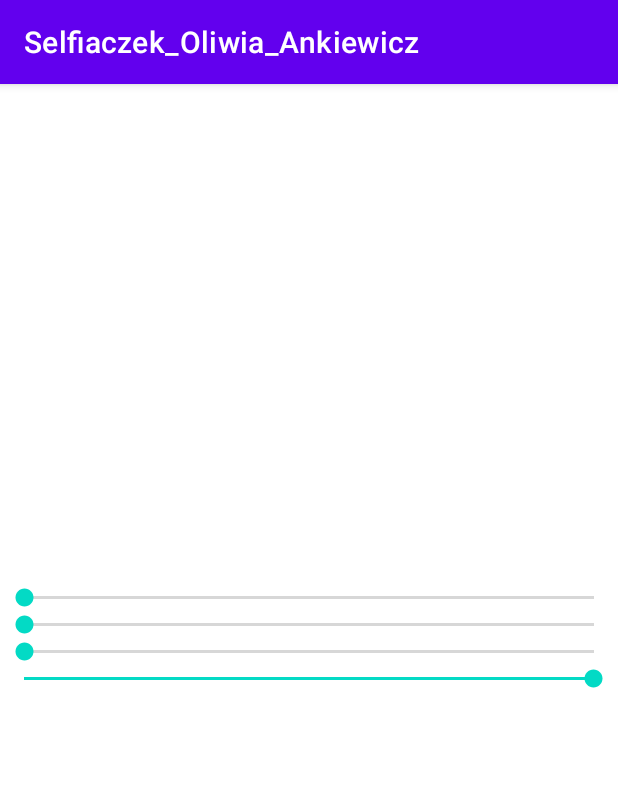
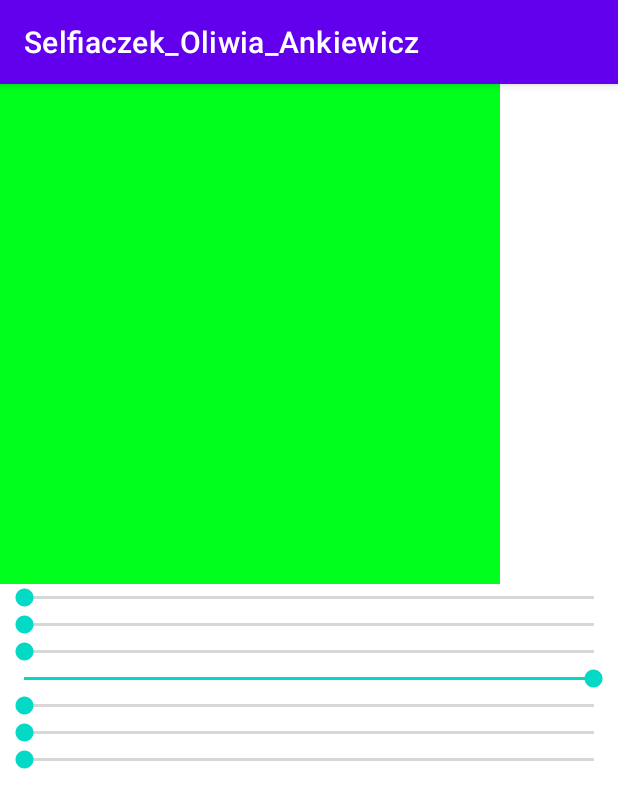
Before and after one commit to Oliwka420/Selfiaczek_Oliwia_Ankiewicz, an Android app: the MainActivity2 screen opened directly, with no data from a screen before it, on a phone screen of 412 x 824 dp. Shown: the top 808 px of the screen. Run offline under Robolectric (Android 15) with nearby library versions, the phone set to English and light mode, and no system bars; 1 statement that could not run was skipped.

Commit message:
Wszystko zrobione, zmienic tylko wyglad graficzny i bedzie cacy

```diff
--- a/app/src/main/java/com/example/selfiaczek_oliwia_ankiewicz/MainActivity2.java
+++ b/app/src/main/java/com/example/selfiaczek_oliwia_ankiewicz/MainActivity2.java
@@ -26,9 +26,14 @@ public class MainActivity2 extends AppCompatActivity {
         SeekBar rotate2 = findViewById(R.id.rotateY);
         SeekBar rotate = findViewById(R.id.rotate);
         SeekBar opacity = findViewById(R.id.Opacity);
+        SeekBar r = findViewById(R.id.r);
+        SeekBar g = findViewById(R.id.g);
+        SeekBar b = findViewById(R.id.b);
+        ImageView zielony = findViewById(R.id.zielony);
+        ImageView czerwony = findViewById(R.id.czerwony);
+        ImageView niebieski = findViewById(R.id.niebieski);
         opacity.setProgress(255);
-
-
+        //ROTACJA ZDJECIA
         rotate.setOnSeekBarChangeListener(new SeekBar.OnSeekBarChangeListener() {
 
             @Override
@@ -39,7 +44,7 @@ public class MainActivity2 extends AppCompatActivity {
             public void onProgressChanged(SeekBar seekBar, int progress,
                                           boolean fromUser) {img.setRotation(seekBar.getProgress());}
         });
-
+        //ROTACJA KĄT NACHYLENIA X
         rotate1.setOnSeekBarChangeListener(new SeekBar.OnSeekBarChangeListener() {
 
             @Override
@@ -50,7 +55,7 @@ public class MainActivity2 extends AppCompatActivity {
             public void onProgressChanged(SeekBar seekBar, int progress,
                                           boolean fromUser) {img.setRotationX(seekBar.getProgress());}
         });
-
+        //ROTACJA KĄT NACHYLENIA Y
         rotate2.setOnSeekBarChangeListener(new SeekBar.OnSeekBarChangeListener() {
 
             @Override
@@ -61,7 +66,7 @@ public class MainActivity2 extends AppCompatActivity {
             public void onProgressChanged(SeekBar seekBar, int progress,
                                           boolean fromUser) {img.setRotationY(seekBar.getProgress());}
         });
-
+        //PRZEZROCZYSTOSC
         opacity.setOnSeekBarChangeListener(new SeekBar.OnSeekBarChangeListener() {
 
             @Override
@@ -72,5 +77,35 @@ public class MainActivity2 extends AppCompatActivity {
             public void onProgressChanged(SeekBar seekBar, int progress,
                                           boolean fromUser) {img.setAlpha(seekBar.getProgress());}
         });
+        r.setOnSeekBarChangeListener(new SeekBar.OnSeekBarChangeListener() {
+
+            @Override
+            public void onStopTrackingTouch(SeekBar seekBar) {}
+            @Override
+            public void onStartTrackingTouch(SeekBar seekBar) {}
+            @Override
+            public void onProgressChanged(SeekBar seekBar, int progress,
+                                          boolean fromUser) {czerwony.setAlpha(seekBar.getProgress());}
+        });
+        g.setOnSeekBarChangeListener(new SeekBar.OnSeekBarChangeListener() {
+
+            @Override
+            public void onStopTrackingTouch(SeekBar seekBar) {}
+            @Override
+            public void onStartTrackingTouch(SeekBar seekBar) {}
+            @Override
+            public void onProgressChanged(SeekBar seekBar, int progress,
+                                          boolean fromUser) {zielony.setAlpha(seekBar.getProgress());}
+        });
+        b.setOnSeekBarChangeListener(new SeekBar.OnSeekBarChangeListener() {
+
+            @Override
+            public void onStopTrackingTouch(SeekBar seekBar) {}
+            @Override
+            public void onStartTrackingTouch(SeekBar seekBar) {}
+            @Override
+            public void onProgressChanged(SeekBar seekBar, int progress,
+                                          boolean fromUser) {niebieski.setAlpha(seekBar.getProgress());}
+        });
     }
 }
--- a/app/src/main/res/layout/activity_main2.xml
+++ b/app/src/main/res/layout/activity_main2.xml
@@ -7,11 +7,33 @@
     android:layout_height="match_parent"
     tools:context=".MainActivity2"
     android:orientation="vertical">
+  <RelativeLayout
+      android:layout_width="wrap_content"
+      android:layout_height="wrap_content">
 <ImageView
-    android:layout_gravity="center"
     android:layout_width="500px"
     android:layout_height="500px"
     android:id="@+id/img"/>
+    <ImageView
+        android:id="@+id/niebieski"
+        android:src="@drawable/niebeiski"
+        android:layout_width="500px"
+        android:layout_height="500px"
+        />
+    <ImageView
+        android:id="@+id/czerwony"
+        android:src="@drawable/czerwony"
+        android:layout_width="500px"
+        android:layout_height="500px"
+        />
+    <ImageView
+        android:id="@+id/zielony"
+        android:src="@drawable/zielony"
+        android:layout_width="500px"
+        android:layout_height="500px"
+        />
+
+  </RelativeLayout>
   <SeekBar
       android:id="@+id/rotateX"
       android:layout_width="match_parent"
@@ -32,4 +54,19 @@
       android:layout_width="match_parent"
       android:layout_height="wrap_content"
       android:max="255" />
+  <SeekBar
+      android:id="@+id/r"
+      android:layout_width="match_parent"
+      android:layout_height="wrap_content"
+      android:max="255" />
+  <SeekBar
+      android:id="@+id/g"
+      android:layout_width="match_parent"
+      android:layout_height="wrap_content"
+      android:max="255" />
+  <SeekBar
+      android:id="@+id/b"
+      android:layout_width="match_parent"
+      android:layout_height="wrap_content"
+      android:max="255" />
   </LinearLayout>
```
Also changed, not shown: app/src/main/res/drawable-v24/czerwony.png (added), app/src/main/res/drawable-v24/niebeiski.png (added), app/src/main/res/drawable-v24/zielony.png (added).
